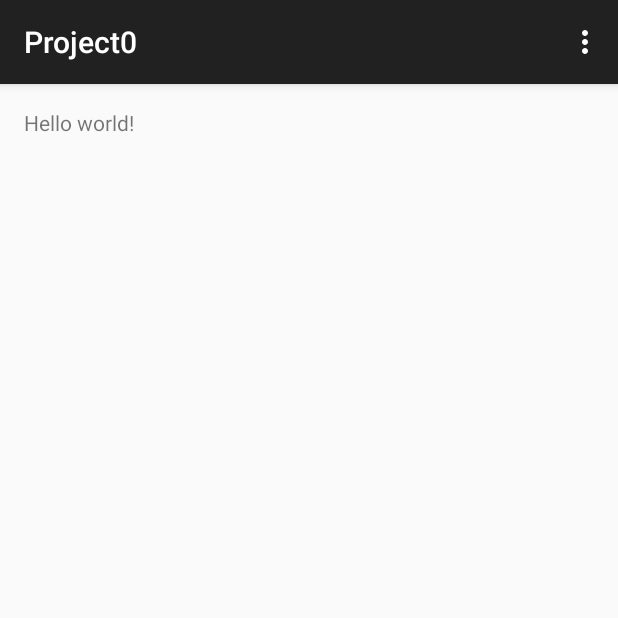
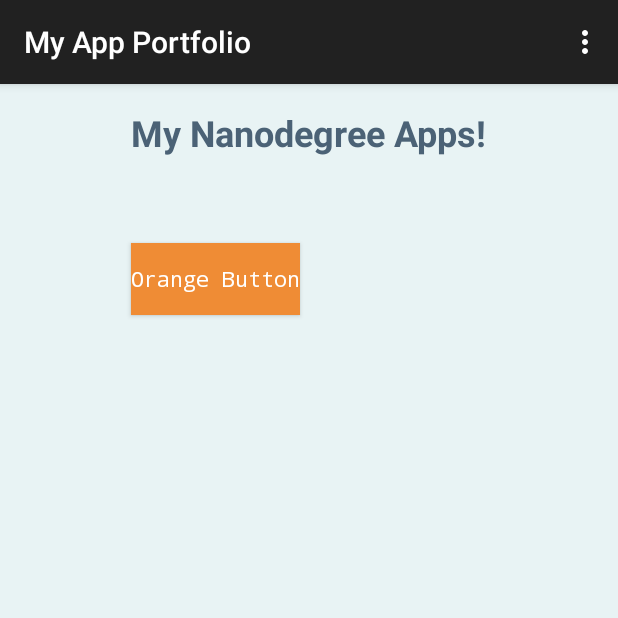
Before and after one commit to JimNtexas/Udacity, an Android app: the screen it shows after launch (MainActivity), on a phone screen of 412 x 824 dp, the top half of it. Run offline under Robolectric (Android 15) with nearby library versions, the phone set to English and light mode, and no system bars.

Commit message:
Added button style (work in progress)

```diff
--- a/Project0/app/src/main/res/layout/activity_main.xml
+++ b/Project0/app/src/main/res/layout/activity_main.xml
@@ -3,9 +3,30 @@
     android:layout_height="match_parent" android:paddingLeft="@dimen/activity_horizontal_margin"
     android:paddingRight="@dimen/activity_horizontal_margin"
     android:paddingTop="@dimen/activity_vertical_margin"
-    android:paddingBottom="@dimen/activity_vertical_margin" tools:context=".MainActivity">
+    android:paddingBottom="@dimen/activity_vertical_margin" tools:context=".MainActivity"
+    android:background="@color/light_blue_background"
+    >
 
-    <TextView android:text="@string/hello_world" android:layout_width="wrap_content"
-        android:layout_height="wrap_content" />
 
+    <TextView
+        android:layout_width="wrap_content"
+        android:layout_height="wrap_content"
+        android:id="@+id/top_title"
+        android:layout_alignParentTop="true"
+        android:layout_centerHorizontal="true"
+        android:text="@string/top_title"
+        android:textColor="@color/top_text_color"
+        android:textStyle="bold"
+        android:fontFamily="sans-serif"
+        android:textSize="24dp" />
+
+    <Button
+        style="@style/OrangeBtn"
+        android:layout_width="wrap_content"
+        android:layout_height="wrap_content"
+        android:text="Orange Button"
+        android:id="@+id/OrangeButton"
+        android:layout_below="@+id/top_title"
+        android:layout_alignStart="@+id/top_title"
+        android:layout_marginTop="57dp" />
 </RelativeLayout>
--- /dev/null
+++ b/Project0/app/src/main/res/values/colors.xml
@@ -0,0 +1,7 @@
+<?xml version="1.0" encoding="utf-8"?>
+<resources>
+
+    <color name="light_blue_background">#E8F3F4</color>
+    <color name="top_text_color">#4B6276</color>
+
+</resources>
--- a/Project0/app/src/main/res/values/strings.xml
+++ b/Project0/app/src/main/res/values/strings.xml
@@ -1,6 +1,5 @@
 <resources>
-    <string name="app_name">Project0</string>
-
-    <string name="hello_world">Hello world!</string>
+    <string name="app_name">My App Portfolio</string>
+    <string name="top_title">My Nanodegree Apps!</string>
     <string name="action_settings">Settings</string>
 </resources>
--- a/Project0/app/src/main/res/values/styles.xml
+++ b/Project0/app/src/main/res/values/styles.xml
@@ -5,4 +5,12 @@
         <!-- Customize your theme here. -->
     </style>
 
+    <style name="OrangeBtn" parent="android:Widget.Button">
+        <item name="android:layout_width">fill_parent</item>
+        <item name="android:layout_height">24dp</item>
+        <item name="android:textColor">#FFFFFF</item>
+        <item name="android:typeface">monospace</item>
+        <item name="android:background">#EF8C35</item>
+    </style>
+
 </resources>
```
